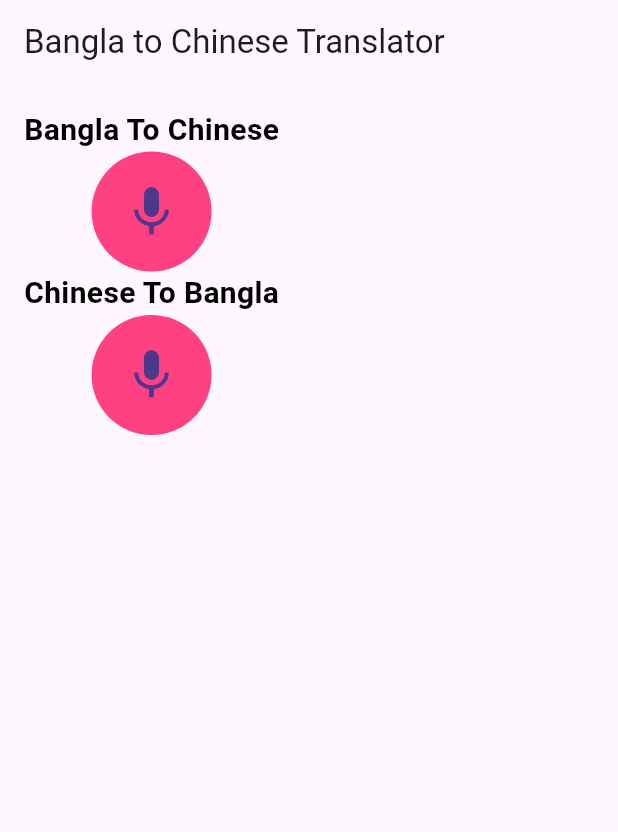
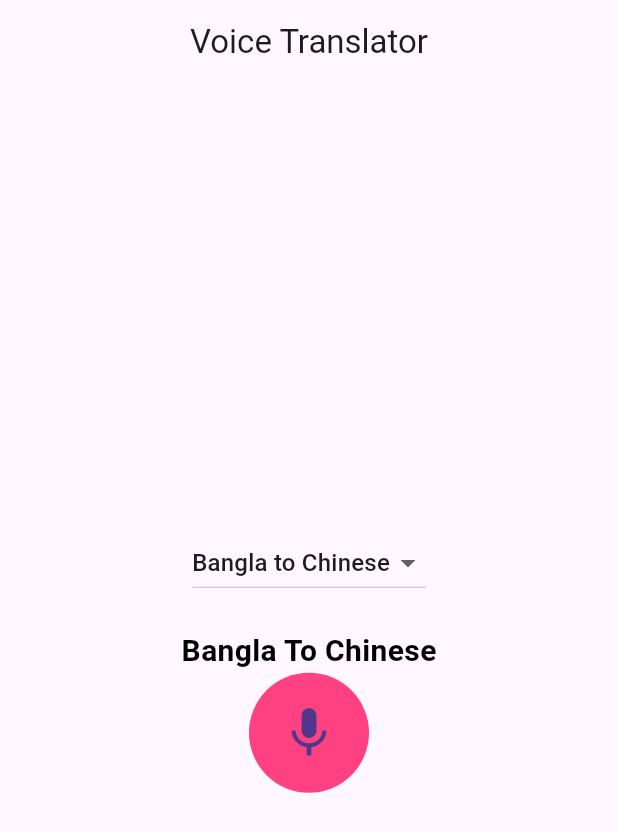
Before and after one commit to RootHex200/voice_tranlator_bangla_chinese, a Flutter app: the screen it shows after launch, on a phone screen of 412 x 824 dp. Shown: the top 832 px of the screen. Run offline on Flutter 3.47's test engine with Material 3 defaults, Android fonts, the light colour scheme and no system bars; our stand-ins replace flutter_tts, permission_handler; missing offline and left inert: flutter_sound.

Commit message:
added drop down

```diff
--- a/lib/main.dart
+++ b/lib/main.dart
@@ -37,6 +37,8 @@ class _VoiceTranslatorState extends State<VoiceTranslator> {
   late String _filePath;
   bool _isBanglaRecording = false;
   bool _isChineseRecording = false;
+  String? _selectedLanguagePair = "Bangla to Chinese"; // Default selection
+
   @override
   void initState() {
     super.initState();
@@ -53,10 +55,8 @@ class _VoiceTranslatorState extends State<VoiceTranslator> {
 
   // Generate a unique file path for the recording
   Future<String> _generateUniqueFilePath() async {
-    final dir =
-        await getApplicationDocumentsDirectory(); // Get the app directory
-    final timestamp = DateFormat('yyyyMMdd_HHmmss')
-        .format(DateTime.now()); // Create a timestamp
+    final dir = await getApplicationDocumentsDirectory(); // Get the app directory
+    final timestamp = DateFormat('yyyyMMdd_HHmmss').format(DateTime.now()); // Create a timestamp
     return '${dir.path}/recorded_voice_$timestamp.wav'; // Unique file name
   }
 
@@ -64,9 +64,7 @@ class _VoiceTranslatorState extends State<VoiceTranslator> {
   Future<void> _recordBangla() async {
     if (_isBanglaRecording) return;
 
-    // Generate a unique file path for this recording
     _filePath = await _generateUniqueFilePath();
-
     await _recorder.startRecorder(toFile: _filePath, codec: Codec.pcm16WAV);
     setState(() {
       _isBanglaRecording = true;
@@ -82,11 +80,9 @@ class _VoiceTranslatorState extends State<VoiceTranslator> {
     });
 
     log("Bangla audio recorded at: $_filePath");
-    // Send the recorded file to the Flask server
     final request = http.MultipartRequest(
       'POST',
-      Uri.parse(
-          'https://94b7-103-60-161-26.ngrok-free.app/bangla_voice_to_chinese_voice'),
+      Uri.parse('https://sabitur.hitaishi.com.bd/voice/bangla_voice_to_chinese_voice'),
     );
     request.files.add(await http.MultipartFile.fromPath('file', _filePath));
 
@@ -98,16 +94,13 @@ class _VoiceTranslatorState extends State<VoiceTranslator> {
     } else {
       print('Failed to get response: ${response.statusCode}');
     }
-    print("Bangla to Chinese translation request done.");
   }
 
   // Record Chinese voice and save in .wav format
   Future<void> _recordChinese() async {
     if (_isChineseRecording) return;
 
-    // Generate a unique file path for this recording
     _filePath = await _generateUniqueFilePath();
-
     await _recorder.startRecorder(toFile: _filePath, codec: Codec.pcm16WAV);
     setState(() {
       _isChineseRecording = true;
@@ -123,11 +116,9 @@ class _VoiceTranslatorState extends State<VoiceTranslator> {
     });
 
     log("Chinese audio recorded at: $_filePath");
-    // Send the recorded file to the Flask server
     final request = http.MultipartRequest(
       'POST',
-      Uri.parse(
-          'https://94b7-103-60-161-26.ngrok-free.app/chinese_voice_to_bangla'),
+      Uri.parse('https://sabitur.hitaishi.com.bd/voice/chinese_voice_to_bangla'),
     );
     request.files.add(await http.MultipartFile.fromPath('file', _filePath));
 
@@ -163,12 +154,39 @@ class _VoiceTranslatorState extends State<VoiceTranslator> {
   Widget build(BuildContext context) {
     return Scaffold(
       appBar: AppBar(
-        title: const Text('Bangla to Chinese Translator'),
+        title: const Text('Voice Translator'),
+        centerTitle: true,
       ),
-      body: Padding(
+      body: Center(
+        child: Padding(
           padding: const EdgeInsets.all(16.0),
           child: Column(
+            crossAxisAlignment: CrossAxisAlignment.center,
+            mainAxisAlignment: MainAxisAlignment.center,
             children: [
+              // Dropdown for selecting translation direction
+              DropdownButton<String>(
+                value: _selectedLanguagePair,
+                items: [
+                  DropdownMenuItem(
+                    value: "Bangla to Chinese",
+                    child: Text("Bangla to Chinese"),
+                  ),
+                  DropdownMenuItem(
+                    value: "Chinese to Bangla",
+                    child: Text("Chinese to Bangla"),
+                  ),
+                ],
+                onChanged: (value) {
+                  setState(() {
+                    _selectedLanguagePair = value!;
+                  });
+                },
+              ),
+              const SizedBox(height: 20),
+
+              // Conditionally show record button based on selection
+              if (_selectedLanguagePair == "Bangla to Chinese") ...[
                 const Text(
                   "Bangla To Chinese",
                   style: TextStyle(
@@ -194,7 +212,7 @@ class _VoiceTranslatorState extends State<VoiceTranslator> {
                           ),
                   ),
                 ),
-
+              ] else if (_selectedLanguagePair == "Chinese to Bangla") ...[
                 const Text(
                   "Chinese To Bangla",
                   style: TextStyle(
@@ -220,23 +238,9 @@ class _VoiceTranslatorState extends State<VoiceTranslator> {
                           ),
                   ),
                 ),
-            // ElevatedButton(
-            //   onPressed: _isChineseRecording
-            //       ? _stopAndTranslateChineseToBangla
-            //       : _recordChinese,
-            //   child: Row(
-            //     mainAxisSize: MainAxisSize.min,
-            //     children: [
-            //       const Icon(Icons.mic), // Microphone icon
-            //       const SizedBox(
-            //           width: 8), // Add some spacing between the icon and text
-            //       Text(_isChineseRecording
-            //           ? "Stop Recording (Chinese)"
-            //           : "Record Chinese Voice"),
-            //     ],
-            //   ),
-            // ),
               ],
+            ],
+          ),
         ),
       ),
     );
```
Lines whose indentation alone changed are shown as unchanged.
